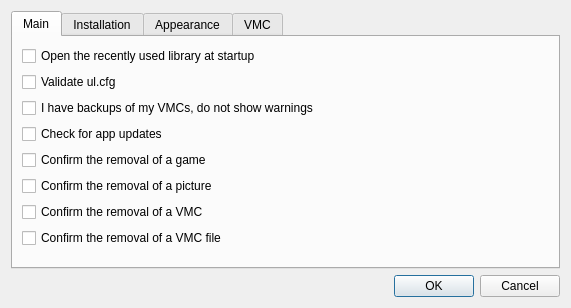
This is src/OplPcTools/UI/SettingsDialog.ui in brainstream/OPL-PC-Tools as Qt 5 draws it before an edit. The edited form follows.
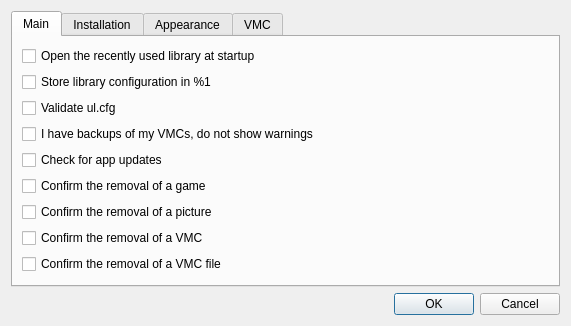
This is the edited form.

What changed in the file:
```diff
--- a/src/OplPcTools/UI/SettingsDialog.ui
+++ b/src/OplPcTools/UI/SettingsDialog.ui
@@ -7,7 +7,7 @@
     <x>0</x>
     <y>0</y>
     <width>571</width>
-    <height>308</height>
+    <height>324</height>
    </rect>
   </property>
   <property name="windowTitle">
@@ -34,6 +34,13 @@
          </property>
         </widget>
        </item>
+       <item>
+        <widget class="QCheckBox" name="mp_checkbox_use_library_config">
+         <property name="text">
+          <string>Store library configuration in %1</string>
+         </property>
+        </widget>
+       </item>
        <item>
         <widget class="QCheckBox" name="mp_checkbox_validate_ulcfg">
          <property name="text">
```
Left out of the diff: 3 changed lines with no effect on the pictures.
